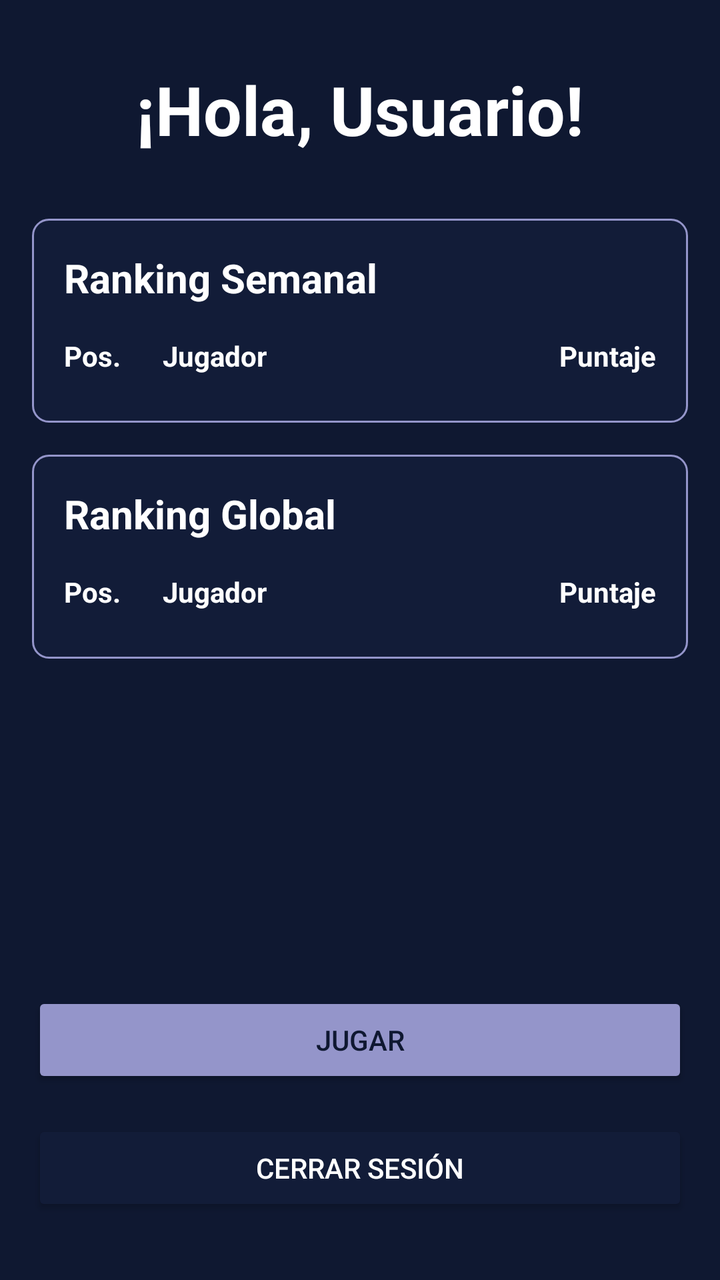
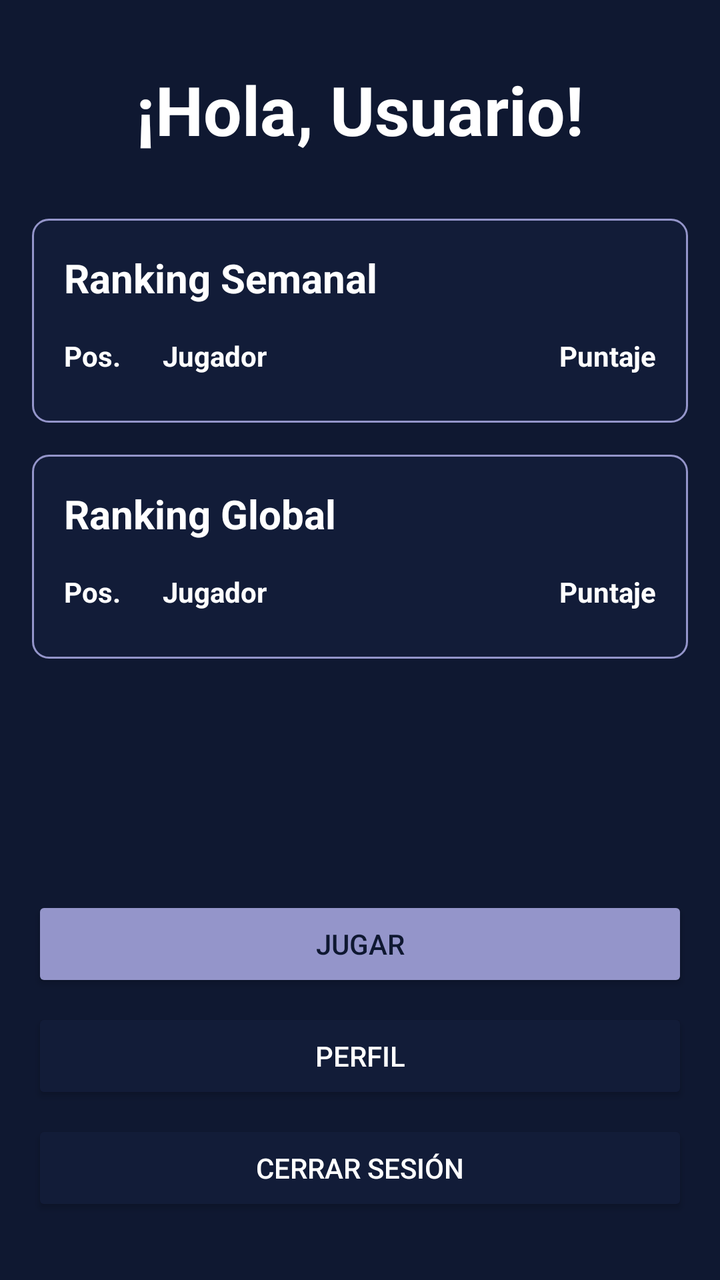

The first picture is an Android layout as it rendered before a commit; the second is the same layout after the commit. The layout source and the unified diff follow.
<!-- AndroidManifest.xml: activity theme Theme.FinanceGame.Dark -->
<!-- res/layout/activity_main.xml -->
<?xml version="1.0" encoding="utf-8"?>
<androidx.constraintlayout.widget.ConstraintLayout xmlns:android="http://schemas.android.com/apk/res/android"
    xmlns:app="http://schemas.android.com/apk/res-auto"
    xmlns:tools="http://schemas.android.com/tools"
    android:layout_width="match_parent"
    android:layout_height="match_parent"
    android:background="@color/blue1"
    tools:context=".MainActivity">

    <TextView
        android:id="@+id/tvWelcome"
        android:layout_width="wrap_content"
        android:layout_height="wrap_content"
        android:layout_marginTop="32dp"
        android:text="¡Hola, Usuario!"
        android:textColor="@color/white"
        android:textSize="34sp"
        android:textStyle="bold"
        app:layout_constraintEnd_toEndOf="parent"
        app:layout_constraintStart_toStartOf="parent"
        app:layout_constraintTop_toTopOf="parent" />

    <LinearLayout
        android:id="@+id/cardWeeklyRanking"
        android:layout_width="0dp"
        android:layout_height="wrap_content"
        android:layout_marginStart="16dp"
        android:layout_marginTop="32dp"
        android:layout_marginEnd="16dp"
        android:background="@drawable/ranking_section_background"
        android:orientation="vertical"
        android:padding="16dp"
        app:layout_constraintEnd_toEndOf="parent"
        app:layout_constraintStart_toStartOf="parent"
        app:layout_constraintTop_toBottomOf="@+id/tvWelcome">

        <TextView
            android:layout_width="wrap_content"
            android:layout_height="wrap_content"
            android:layout_marginBottom="8dp"
            android:text="Ranking Semanal"
            android:textColor="@color/white"
            android:textSize="20sp"
            android:textStyle="bold" />

        
        <LinearLayout
            android:layout_width="match_parent"
            android:layout_height="wrap_content"
            android:orientation="horizontal"
            android:paddingTop="8dp"
            android:paddingBottom="8dp">

            <TextView
                android:layout_width="0dp"
                android:layout_height="wrap_content"
                android:layout_weight="1"
                android:text="Pos."
                android:textColor="@color/white"
                android:textStyle="bold" />

            <TextView
                android:layout_width="0dp"
                android:layout_height="wrap_content"
                android:layout_weight="3"
                android:text="Jugador"
                android:textColor="@color/white"
                android:textStyle="bold" />

            <TextView
                android:layout_width="0dp"
                android:layout_height="wrap_content"
                android:layout_weight="2"
                android:gravity="end"
                android:text="Puntaje"
                android:textColor="@color/white"
                android:textStyle="bold" />
        </LinearLayout>

        
        <LinearLayout
            android:id="@+id/llWeeklyRankingContainer"
            android:layout_width="match_parent"
            android:layout_height="wrap_content"
            android:orientation="vertical" />

    </LinearLayout>

    <LinearLayout
        android:id="@+id/cardGlobalRanking"
        android:layout_width="0dp"
        android:layout_height="wrap_content"
        android:layout_marginStart="16dp"
        android:layout_marginTop="16dp"
        android:layout_marginEnd="16dp"
        android:background="@drawable/ranking_section_background"
        android:orientation="vertical"
        android:padding="16dp"
        app:layout_constraintEnd_toEndOf="parent"
        app:layout_constraintStart_toStartOf="parent"
        app:layout_constraintTop_toBottomOf="@+id/cardWeeklyRanking">

        <TextView
            android:layout_width="wrap_content"
            android:layout_height="wrap_content"
            android:layout_marginBottom="8dp"
            android:text="Ranking Global"
            android:textColor="@color/white"
            android:textSize="20sp"
            android:textStyle="bold" />

        
        <LinearLayout
            android:layout_width="match_parent"
            android:layout_height="wrap_content"
            android:orientation="horizontal"
            android:paddingTop="8dp"
            android:paddingBottom="8dp">

            <TextView
                android:layout_width="0dp"
                android:layout_height="wrap_content"
                android:layout_weight="1"
                android:text="Pos."
                android:textColor="@color/white"
                android:textStyle="bold" />

            <TextView
                android:layout_width="0dp"
                android:layout_height="wrap_content"
                android:layout_weight="3"
                android:text="Jugador"
                android:textColor="@color/white"
                android:textStyle="bold" />

            <TextView
                android:layout_width="0dp"
                android:layout_height="wrap_content"
                android:layout_weight="2"
                android:gravity="end"
                android:text="Puntaje"
                android:textColor="@color/white"
                android:textStyle="bold" />
        </LinearLayout>

        
        <LinearLayout
            android:id="@+id/llGlobalRankingContainer"
            android:layout_width="match_parent"
            android:layout_height="wrap_content"
            android:orientation="vertical" />

    </LinearLayout>

    <Button
        android:id="@+id/btnPlay"
        android:layout_width="0dp"
        android:layout_height="wrap_content"
        android:layout_marginStart="16dp"
        android:layout_marginEnd="16dp"
        android:layout_marginBottom="16dp"
        android:backgroundTint="@color/morado"
        android:text="Jugar"
        android:textColor="@color/blue1"
        app:layout_constraintBottom_toTopOf="@+id/btnLogout"
        app:layout_constraintEnd_toEndOf="parent"
        app:layout_constraintStart_toStartOf="parent" />

    <Button
        android:id="@+id/btnLogout"
        android:layout_width="0dp"
        android:layout_height="wrap_content"
        android:layout_marginStart="16dp"
        android:layout_marginEnd="16dp"
        android:layout_marginBottom="32dp"
        android:backgroundTint="@color/blue2"
        android:text="Cerrar sesión"
        android:textColor="@color/white"
        app:layout_constraintBottom_toBottomOf="parent"
        app:layout_constraintEnd_toEndOf="parent"
        app:layout_constraintStart_toStartOf="parent" />

    <ProgressBar
        android:id="@+id/progressBar"
        style="?android:attr/progressBarStyle"
        android:layout_width="wrap_content"
        android:layout_height="wrap_content"
        android:visibility="gone"
        app:layout_constraintBottom_toBottomOf="parent"
        app:layout_constraintEnd_toEndOf="parent"
        app:layout_constraintStart_toStartOf="parent"
        app:layout_constraintTop_toTopOf="parent" />

</androidx.constraintlayout.widget.ConstraintLayout>
<!-- resources referenced by this layout -->
<resources>
  <color name="blue1">#0f1831</color>
  <color name="blue2">#121c38</color>
  <color name="morado">#9495ca</color>
  <color name="white">#FFFFFFFF</color>
  <!-- drawable ranking_section_background (drawable) -->
  <?xml version="1.0" encoding="utf-8"?>
  <shape xmlns:android="http://schemas.android.com/apk/res/android"
      android:shape="rectangle">
      <solid android:color="@color/blue2" />
      <corners android:radius="8dp" />
      <stroke android:width="1dp" android:color="@color/morado" />
  </shape>
  <style name="Theme.FinanceGame.Dark" parent="Theme.Material3.Dark.NoActionBar">
          <item name="colorPrimary">@color/morado</item>
          <item name="colorOnPrimary">@color/blue1</item>
          <item name="android:windowBackground">@color/blue1</item>
          <item name="android:textColor">@color/white</item>
      </style>
</resources>

<!-- the commit's change to res/layout/activity_main.xml (unified diff, before → after) -->
@@ -158,10 +158,24 @@
         android:layout_height="wrap_content"
         android:layout_marginStart="16dp"
         android:layout_marginEnd="16dp"
-        android:layout_marginBottom="16dp"
+        android:layout_marginBottom="8dp"
         android:backgroundTint="@color/morado"
         android:text="Jugar"
         android:textColor="@color/blue1"
+        app:layout_constraintBottom_toTopOf="@+id/btnProfile"
+        app:layout_constraintEnd_toEndOf="parent"
+        app:layout_constraintStart_toStartOf="parent" />
+
+    <Button
+        android:id="@+id/btnProfile"
+        android:layout_width="0dp"
+        android:layout_height="wrap_content"
+        android:layout_marginStart="16dp"
+        android:layout_marginEnd="16dp"
+        android:layout_marginBottom="8dp"
+        android:backgroundTint="@color/blue2"
+        android:text="Perfil"
+        android:textColor="@color/white"
         app:layout_constraintBottom_toTopOf="@+id/btnLogout"
         app:layout_constraintEnd_toEndOf="parent"
         app:layout_constraintStart_toStartOf="parent" />
